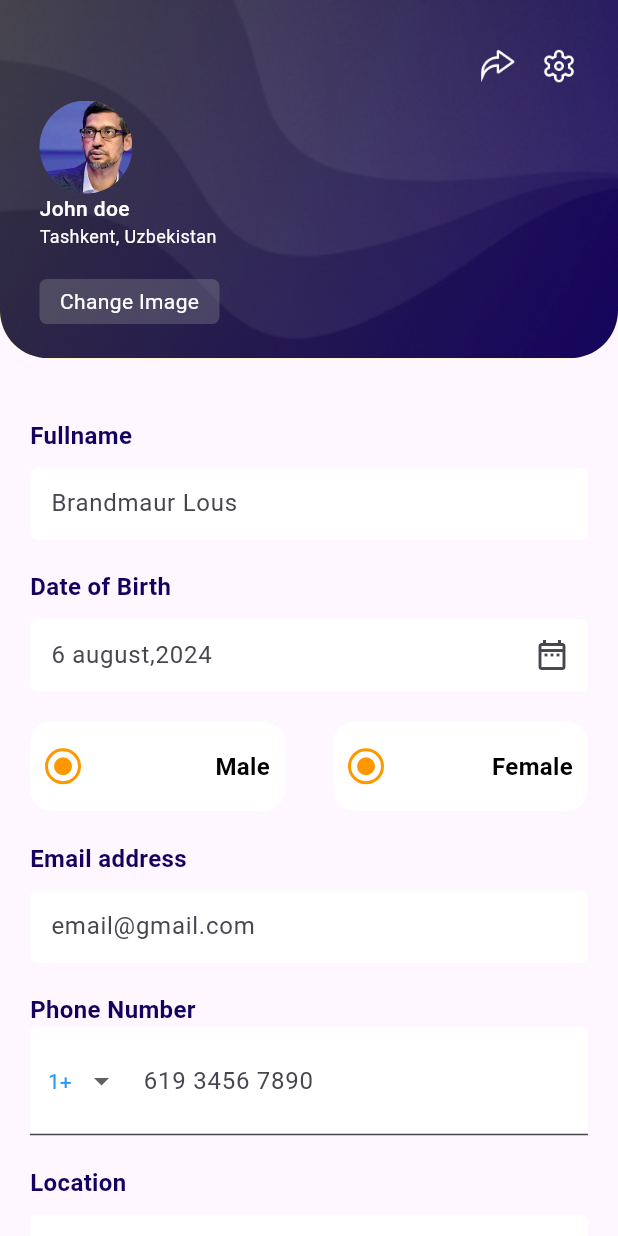
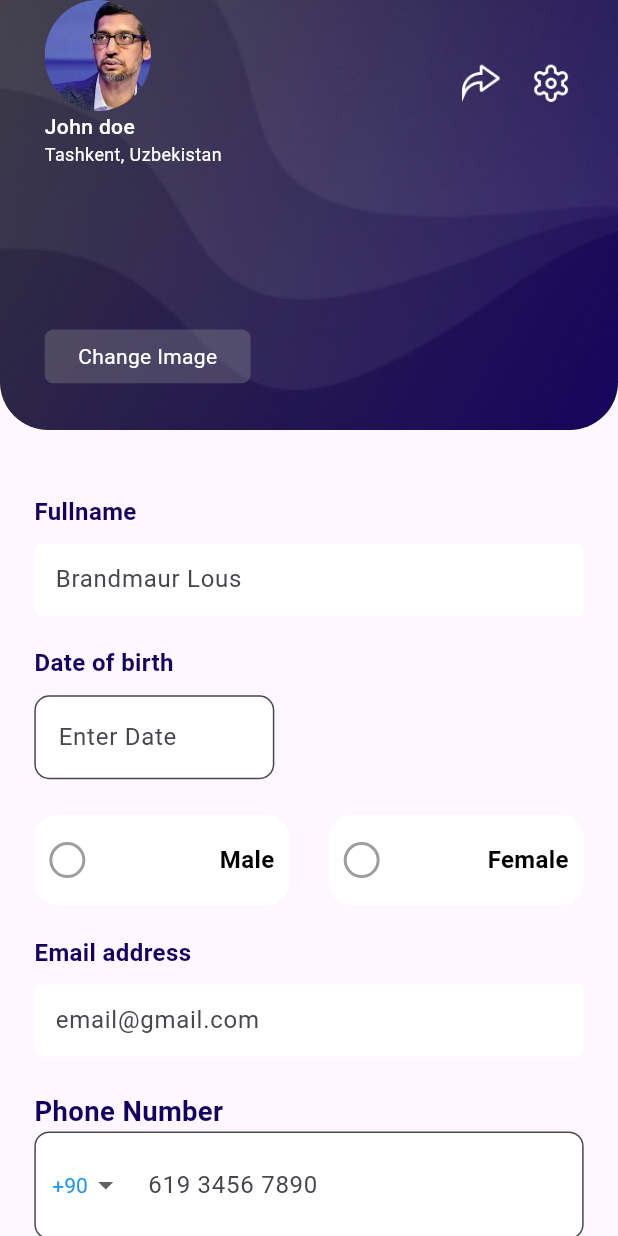
Before and after one commit to muhammaddevuz/aytisoft, a Flutter app: the screen it shows after launch, on a phone screen of 412 x 824 dp. Run offline on Flutter 3.47's test engine with Material 3 defaults, Android fonts, the phone set to English and light mode, and no system bars; drawn by our look-alikes of zoom_tap_animation; our stand-ins replace bloc, equatable, firebase_auth, firebase_core, flutter_bloc, flutter_screenutil and 3 more; missing offline and left inert: svg_flutter; accounts and stored records are empty.

Commit message:
profile done

```diff
--- a/lib/main.dart
+++ b/lib/main.dart
@@ -1,15 +1,13 @@
-
 import 'package:aytijobs/logic/blocs/auth/auth_bloc.dart';
 import 'package:aytijobs/data/repositories/auth_user_repository.dart';
+import 'package:aytijobs/logic/blocs/skills_bloc/skills_bloc.dart';
 import 'package:aytijobs/logic/cubits/education/education_cubit.dart';
+import 'package:aytijobs/logic/cubits/profile/cubit/profile_cubit.dart';
 import 'package:aytijobs/services/auth_firebase_service.dart';
 import 'package:aytijobs/firebase_options.dart';
 import 'package:aytijobs/services/get_it.dart';
-
 import 'package:aytijobs/ui/screens/profiles_screens/profile_screen.dart';
-
 import 'package:firebase_core/firebase_core.dart';
-
 import 'package:flutter/material.dart';
 import 'package:flutter_bloc/flutter_bloc.dart';
 import 'package:flutter_screenutil/flutter_screenutil.dart';
@@ -40,7 +38,12 @@ class MyApp extends StatelessWidget {
           BlocProvider(
             create: (context) => AuthBloc(getIt.get<AuthUserRepository>()),
           ),
-          BlocProvider(create: (context) => EducationCubit())
+          BlocProvider(
+            create: (context) => EducationCubit(),
+          ),
+          BlocProvider(
+            create: (context) => ProfileCubit(),
+          ),
         ],
         child: ScreenUtilInit(
           designSize: const Size(360, 690),
--- a/lib/ui/screens/profiles_screens/profile_screen.dart
+++ b/lib/ui/screens/profiles_screens/profile_screen.dart
@@ -1,35 +1,56 @@
-// ignore_for_file: prefer_const_constructors
-
+import 'package:aytijobs/logic/cubits/profile/cubit/profile_cubit.dart';
+import 'package:aytijobs/logic/cubits/profile/cubit/profile_state.dart';
 import 'package:aytijobs/ui/screens/profiles_screens/settings_screen.dart';
 import 'package:aytijobs/ui/widgets/custom_radiobutotn_gender.dart';
-import 'package:aytijobs/ui/widgets/education_widgets/start_end_date_widget.dart';
 import 'package:aytijobs/ui/widgets/phone_number_field.dart';
 import 'package:aytijobs/ui/widgets/profile_widgets/all_in_one.dart';
-import 'package:aytijobs/ui/widgets/radio_button.dart';
+import 'package:aytijobs/ui/widgets/profile_widgets/profile_date.dart';
 import 'package:aytijobs/utils/constant_colors.dart';
-import 'package:aytijobs/utils/extension.dart';
 import 'package:flutter/material.dart';
-import 'package:flutter_screenutil/flutter_screenutil.dart';
+import 'package:flutter_bloc/flutter_bloc.dart';
 import 'package:gap/gap.dart';
 import 'package:zoom_tap_animation/zoom_tap_animation.dart';
+import 'package:flutter_screenutil/flutter_screenutil.dart';
 
 class ProfileScreen extends StatelessWidget {
   final fullnamecontroller = TextEditingController();
   final datecontroller = TextEditingController();
-  final gendercontroller = TextEditingController();
   final emailcontroller = TextEditingController();
   final phonecontroller = TextEditingController();
   final locationcontroller = TextEditingController();
-  submit() {}
+
+  ProfileScreen({Key? key}) : super(key: key);
+
+  String dropdownValue = '+90';
+
+  void onDropdownChanged(String newValue) {
+    dropdownValue = newValue;
+  }
+
+  void submit() {
+    if (_formKey.currentState!.validate()) {
+      _formKey.currentState!.save();
+      print(fullnamecontroller.text);
+      print(datecontroller.text);
+      print(emailcontroller.text);
+      print(phonecontroller.text);
+      print(locationcontroller.text);
+    }
+  }
+
+  final _formKey = GlobalKey<FormState>();
+
   @override
   Widget build(BuildContext context) {
     return Scaffold(
-      body: SingleChildScrollView(
+      body: Form(
+        key: _formKey,
+        child: SingleChildScrollView(
           child: Column(
             children: [
               Container(
                 width: double.infinity,
-              height: 200.h,
+                height: 240.h,
                 decoration: const BoxDecoration(
                   borderRadius: BorderRadius.only(
                     bottomLeft: Radius.circular(32),
@@ -44,24 +65,58 @@ class ProfileScreen extends StatelessWidget {
                   ),
                 ),
                 child: Padding(
-                padding: EdgeInsets.symmetric(vertical: 26.h, horizontal: 23.w),
+                  padding:
+                      EdgeInsets.only(left: 26.w, right: 26.w, bottom: 26.h),
                   child: Column(
                     mainAxisAlignment: MainAxisAlignment.spaceBetween,
                     crossAxisAlignment: CrossAxisAlignment.start,
                     children: [
                       Row(
-                      mainAxisAlignment: MainAxisAlignment.end,
+                        mainAxisAlignment: MainAxisAlignment.spaceBetween,
+                        children: [
+                          SafeArea(
+                            child: Column(
+                              crossAxisAlignment: CrossAxisAlignment.start,
+                              children: [
+                                ClipOval(
+                                  child: Image.asset(
+                                    'assets/images/account_screen_icons/profile_avatar_image.png',
+                                    width: 62.w,
+                                    height: 62.h,
+                                    fit: BoxFit.cover,
+                                  ),
+                                ),
+                                const Text(
+                                  'John doe',
+                                  style: TextStyle(
+                                    fontSize: 14,
+                                    fontWeight: FontWeight.w500,
+                                    color: Colors.white,
+                                  ),
+                                ),
+                                const Text(
+                                  'Tashkent, Uzbekistan',
+                                  style: TextStyle(
+                                    color: Colors.white,
+                                    fontSize: 12,
+                                    fontWeight: FontWeight.w400,
+                                  ),
+                                ),
+                              ],
+                            ),
+                          ),
+                          Row(
                             children: [
                               GestureDetector(
                                 onTap: () {},
                                 child: Image.asset(
                                   'assets/images/account_screen_icons/share_icon.png',
-                            height: 26,
-                            width: 26,
+                                  height: 26.h,
+                                  width: 26.w,
                                   color: const Color(0xFFFFFFFF),
                                 ),
                               ),
-                        15.sW(),
+                              SizedBox(width: 15.w),
                               ZoomTapAnimation(
                                 onTap: () {
                                   Navigator.push(
@@ -75,46 +130,23 @@ class ProfileScreen extends StatelessWidget {
                                 },
                                 child: Image.asset(
                                   'assets/icons/settings.png',
-                            height: 26,
-                            width: 26,
+                                  height: 26.h,
+                                  width: 26.w,
                                   color: const Color(0xFFFFFFFF),
                                 ),
                               ),
                             ],
                           ),
+                        ],
+                      ),
                       const SizedBox(height: 10),
-                    ClipOval(
-                      child: Image.asset(
-                        'assets/images/account_screen_icons/profile_avatar_image.png',
-                        width: 62,
-                        height: 62,
-                        fit: BoxFit.cover,
-                      ),
-                    ),
-                    const Text(
-                      'John doe',
-                      style: TextStyle(
-                          fontSize: 14,
-                          fontWeight: FontWeight.w500,
-                          color: Colors.white),
-                    ),
-                    const Text(
-                      'Tashkent, Uzbekistan',
-                      style: TextStyle(
-                        color: Colors.white,
-                        fontSize: 12,
-                        fontWeight: FontWeight.w400,
-                      ),
-                    ),
-                    SizedBox(
-                      height: 20,
-                    ),
+                      SizedBox(height: 20.h),
                       Container(
-                      width: 120,
-                      height: 30,
+                        width: 120.w,
+                        height: 30.h,
                         alignment: Alignment.center,
                         decoration: BoxDecoration(
-                        borderRadius: BorderRadius.circular(5),
+                          borderRadius: BorderRadius.circular(5.r),
                           color: Colors.grey.withOpacity(0.3),
                         ),
                         child: Text(
@@ -129,7 +161,7 @@ class ProfileScreen extends StatelessWidget {
                 ),
               ),
               Padding(
-              padding: const EdgeInsets.all(20.0),
+                padding: EdgeInsets.all(20.w),
                 child: Column(
                   crossAxisAlignment: CrossAxisAlignment.start,
                   children: [
@@ -140,35 +172,35 @@ class ProfileScreen extends StatelessWidget {
                       labelText: 'Brandmaur Lous',
                       validatorfunc: (value) {
                         if (value == null || value.isEmpty) {
-                        return 'Please write a your fullname';
+                          return 'Please write your fullname';
                         }
                         return null;
                       },
                     ),
-                  AllInOne(
-                    sufficon: Icon(Icons.date_range_outlined),
-                    controller: datecontroller,
-                    title: 'Date of Birth',
-                    filledColor: Colors.white,
-                    labelText: '6 august,2024',
-                    validatorfunc: (value) {
-                      if (value == null || value.isEmpty) {
-                        return 'Please write a your date of birth';
-                      }
-                      return null;
-                    },
-                  ),
-                  SizedBox(
-                    height: 20,
-                  ),
-                  Row(
+                    ProfileDate(controller: datecontroller),
+                    SizedBox(height: 20.h),
+                    BlocBuilder<ProfileCubit, ProfileState>(
+                      builder: (context, state) {
+                        return Row(
                           mainAxisAlignment: MainAxisAlignment.spaceBetween,
                           children: [
                             CustomRadiobutotnGender(
-                          title: 'Male', isSelected: true, onTap: () {}),
+                              title: 'Male',
+                              isSelected: state.gender == GenderEnum.male,
+                              onTap: () => context
+                                  .read<ProfileCubit>()
+                                  .selectGender(GenderEnum.male),
+                            ),
                             CustomRadiobutotnGender(
-                          title: 'Female', isSelected: true, onTap: () {})
+                              title: 'Female',
+                              isSelected: state.gender == GenderEnum.female,
+                              onTap: () => context
+                                  .read<ProfileCubit>()
+                                  .selectGender(GenderEnum.female),
+                            ),
                           ],
+                        );
+                      },
                     ),
                     AllInOne(
                       controller: emailcontroller,
@@ -177,36 +209,46 @@ class ProfileScreen extends StatelessWidget {
                       labelText: 'email@gmail.com',
                       validatorfunc: (value) {
                         if (value == null || value.isEmpty) {
-                        return 'Please write a your email';
+                          return 'Please write your email';
                         }
                         return null;
                       },
                     ),
-                  SizedBox(
-                    height: 20,
-                  ),
+                    SizedBox(height: 20.h),
                     Text(
                       'Phone Number',
                       style: TextStyle(
                         fontWeight: FontWeight.bold,
-                      fontSize: 16,
+                        fontSize: 16.sp,
                         color: Constantcolors.mainColor,
                       ),
                     ),
-                  PhoneNumberField(controller: phonecontroller),
+                    PhoneNumberField(
+                      controller: phonecontroller,
+                      validatorfunc: (value) {
+                        if (value == null || value.isEmpty) {
+                          return 'Enter a phone number';
+                        }
+                        if (int.tryParse(value) == null) {
+                          return 'please return the number';
+                        }
+                        return null;
+                      },
+                      onDropdownChanged: onDropdownChanged,
+                    ),
                     AllInOne(
-                    controller: emailcontroller,
+                      controller: locationcontroller,
                       title: 'Location',
                       filledColor: Colors.white,
-                    labelText: 'California,Uzbekistan',
+                      labelText: 'California, Uzbekistan',
                       validatorfunc: (value) {
                         if (value == null || value.isEmpty) {
-                        return 'Please write a your email';
+                          return 'Please write your location';
                         }
                         return null;
                       },
                     ),
-                  Gap(20),
+                    Gap(20.h),
                     Center(
                       child: ZoomTapAnimation(
                         onTap: submit,
@@ -214,14 +256,15 @@ class ProfileScreen extends StatelessWidget {
                           color: Constantcolors.mainColor,
                           child: Container(
                             alignment: Alignment.center,
-                          width: 270,
-                          height: 50,
+                            width: 270.w,
+                            height: 50.h,
                             child: const Text(
                               "Save",
                               style: TextStyle(
                                 color: Colors.white,
                                 fontWeight: FontWeight.bold,
-                                fontSize: 20),
+                                fontSize: 20,
+                              ),
                             ),
                           ),
                         ),
@@ -229,8 +272,9 @@ class ProfileScreen extends StatelessWidget {
                     ),
                   ],
                 ),
-            )
+              ),
             ],
+          ),
         ),
       ),
     );
--- a/lib/ui/widgets/custom_radiobutotn_gender.dart
+++ b/lib/ui/widgets/custom_radiobutotn_gender.dart
@@ -1,4 +1,4 @@
-// ignore_for_file: prefer_const_constructors
+// ignore_for_file: prefer_const_constructors, use_super_parameters
 
 import 'package:flutter/material.dart';
 
@@ -18,7 +18,9 @@ class CustomRadiobutotnGender extends StatelessWidget {
 
   @override
   Widget build(BuildContext context) {
-    return Container(
+    return GestureDetector(
+      onTap: onTap,
+      child: Container(
         padding: EdgeInsets.all(10),
         width: 170,
         height: 60,
@@ -62,6 +64,7 @@ class CustomRadiobutotnGender extends StatelessWidget {
             ),
           ],
         ),
+      ),
     );
   }
 }
--- a/lib/ui/widgets/dataForm.dart
+++ b/lib/ui/widgets/dataForm.dart
@@ -1,5 +1,7 @@
+// ignore_for_file: must_be_immutable
+
 import 'package:flutter/material.dart';
-import 'package:flutter_screenutil/flutter_screenutil.dart';
+
 
 class DateForm extends StatelessWidget {
   final Color? filledColor;
--- a/lib/ui/widgets/edit_job_widget.dart
+++ b/lib/ui/widgets/edit_job_widget.dart
@@ -1,4 +1,4 @@
-import 'package:aytijobs/data/models/job.dart';
+
 import 'package:flutter/material.dart';
 
 class EditJobWidget extends StatefulWidget {
--- a/lib/ui/widgets/education_widgets/start_end_date_widget.dart
+++ b/lib/ui/widgets/education_widgets/start_end_date_widget.dart
@@ -95,6 +95,7 @@ class _StartEndDateWidgetState extends State<StartEndDateWidget> {
             ),
           ],
         ),
+
       ],
     );
   }
--- a/lib/ui/widgets/phone_number_field.dart
+++ b/lib/ui/widgets/phone_number_field.dart
@@ -2,22 +2,30 @@ import 'package:flutter/material.dart';
 
 class PhoneNumberField extends StatefulWidget {
   final TextEditingController controller;
+  final String? Function(String?)? validatorfunc;
+  final void Function(String) onDropdownChanged;
 
-  PhoneNumberField({required this.controller});
+  PhoneNumberField({
+    required this.controller,
+    required this.validatorfunc,
+    required this.onDropdownChanged,
+  });
 
   @override
   _PhoneNumberFieldState createState() => _PhoneNumberFieldState();
 }
 
 class _PhoneNumberFieldState extends State<PhoneNumberField> {
-  String dropdownValue = '1+';
+  String dropdownValue = '+90';
 
   @override
   Widget build(BuildContext context) {
     return TextFormField(
+      validator: widget.validatorfunc,
       controller: widget.controller,
       keyboardType: TextInputType.phone,
       decoration: InputDecoration(
+        border: OutlineInputBorder(borderRadius: BorderRadius.circular(10)),
         filled: true,
         fillColor: Colors.white,
         labelText: '619 3456 7890',
@@ -31,14 +39,15 @@ class _PhoneNumberFieldState extends State<PhoneNumberField> {
             style: TextStyle(color: Colors.blue),
             underline: Container(
               height: 0,
-              color: Colors.transparent,
+              color: Colors.green,
             ),
             onChanged: (String? newValue) {
               setState(() {
                 dropdownValue = newValue!;
               });
+              widget.onDropdownChanged(dropdownValue);
             },
-            items: <String>['1+', '91+', '44+', '33+']
+            items: <String>['+90', '+91', '+94', '+95', '+97', '+99', '+33']
                 .map<DropdownMenuItem<String>>((String value) {
               return DropdownMenuItem<String>(
                 value: value,
--- a/lib/ui/widgets/profile_widgets/all_in_one.dart
+++ b/lib/ui/widgets/profile_widgets/all_in_one.dart
@@ -1,7 +1,10 @@
+// ignore_for_file: prefer_const_constructors
+
 import 'package:aytijobs/ui/widgets/textFieldForm.dart';
 import 'package:aytijobs/utils/constant_colors.dart';
 import 'package:flutter/material.dart';
 
+// ignore: must_be_immutable
 class AllInOne extends StatelessWidget {
   TextEditingController controller;
   String title;
--- /dev/null
+++ b/lib/ui/widgets/profile_widgets/profile_date.dart
@@ -0,0 +1,65 @@
+// ignore_for_file: must_be_immutable
+
+import 'package:aytijobs/ui/widgets/dataForm.dart';
+import 'package:aytijobs/utils/constant_colors.dart';
+import 'package:flutter/material.dart';
+
+class ProfileDate extends StatefulWidget {
+  TextEditingController controller;
+  ProfileDate({super.key, required this.controller});
+
+  @override
+  State<ProfileDate> createState() => _ProfileDateState();
+}
+
+class _ProfileDateState extends State<ProfileDate> {
+  Future<void> _selectDate(
+      BuildContext context, TextEditingController controller) async {
+    final DateTime? picked = await showDatePicker(
+      context: context,
+      initialDate: DateTime.now(),
+      firstDate: DateTime(2000),
+      lastDate: DateTime(2101),
+    );
+    if (picked != null) {
+      setState(() {
+        controller.text = "${picked.toLocal()}".split(' ')[0];
+      });
+    }
+  }
+
+  @override
+  Widget build(BuildContext context) {
+    return Column(
+      crossAxisAlignment: CrossAxisAlignment.start,
+      children: [
+        const SizedBox(height: 20),
+        Text(
+          'Date of birth',
+          style: TextStyle(
+            fontWeight: FontWeight.bold,
+            fontSize: 16,
+            color: Constantcolors.mainColor,
+          ),
+        ),
+        const SizedBox(height: 10),
+        GestureDetector(
+          onTap: () => _selectDate(context, widget.controller),
+          child: AbsorbPointer(
+            child: DateForm(
+              controller: widget.controller,
+              filledColor: Colors.white,
+              validatorfunc: (value) {
+                if (value == null || value.isEmpty) {
+                  return 'Please enter end date';
+                }
+                return null;
+              },
+              labelText: 'Enter Date',
+            ),
+          ),
+        ),
+      ],
+    );
+  }
+}
--- a/lib/ui/widgets/textFieldForm.dart
+++ b/lib/ui/widgets/textFieldForm.dart
@@ -1,3 +1,5 @@
+// ignore_for_file: must_be_immutable
+
 import 'package:flutter/material.dart';
 
 class Textfieldform extends StatelessWidget {
```
Also changed, not shown: lib/logic/cubits/profile/cubit/profile_cubit.dart (+5 -21 lines), lib/logic/cubits/profile/cubit/profile_state.dart (+5 -14 lines), lib/ui/screens/profiles_screens/settings_screen.dart (+7 -10 lines), lib/ui/widgets/profile_widgets/notif_widget.dart (added, +24 -0 lines). Lines whose indentation alone changed are shown as unchanged.
